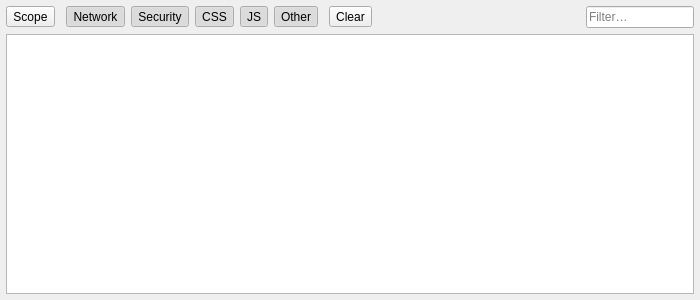
This is src/modules/widgets/errorConsole/ErrorConsoleWidget.ui in OtterBrowser/otter-browser as Qt 5 draws it before an edit. The edited form follows.
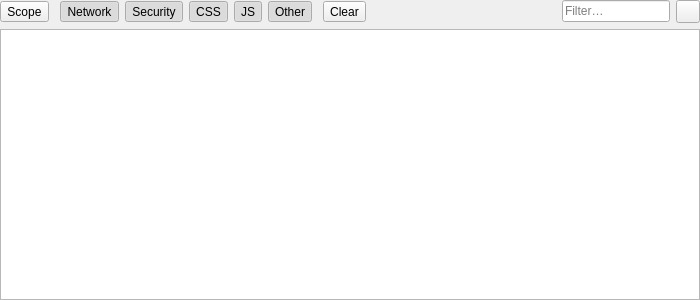
This is the edited form.

Commit message: Add close button to Error Console

The edit to the form file:
```diff
--- a/src/modules/widgets/errorConsole/ErrorConsoleWidget.ui
+++ b/src/modules/widgets/errorConsole/ErrorConsoleWidget.ui
@@ -12,16 +12,16 @@
   </property>
   <layout class="QVBoxLayout" name="verticalLayout">
    <property name="leftMargin">
-    <number>6</number>
+    <number>0</number>
    </property>
    <property name="topMargin">
-    <number>6</number>
+    <number>0</number>
    </property>
    <property name="rightMargin">
-    <number>6</number>
+    <number>0</number>
    </property>
    <property name="bottomMargin">
-    <number>6</number>
+    <number>0</number>
    </property>
    <item>
     <layout class="QHBoxLayout" name="horizontalLayout">
@@ -189,6 +189,13 @@
        </property>
       </widget>
      </item>
+     <item>
+      <widget class="QToolButton" name="closeButton">
+       <property name="toolTip">
+        <string>Close</string>
+       </property>
+      </widget>
+     </item>
     </layout>
    </item>
    <item>
```
The commit also changes 1 other file.
